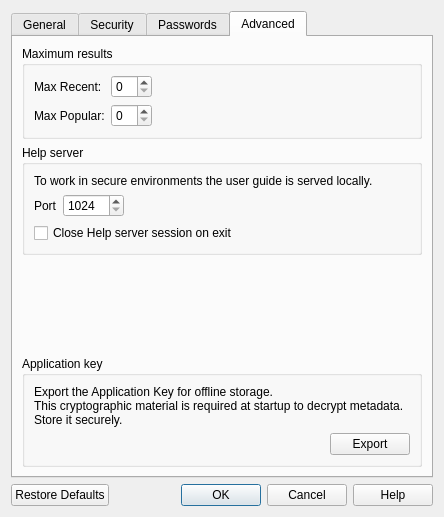
Before: the Qt Designer form ui/preferencesdialog.ui in sysal1280/passwords, drawn with Qt 5.
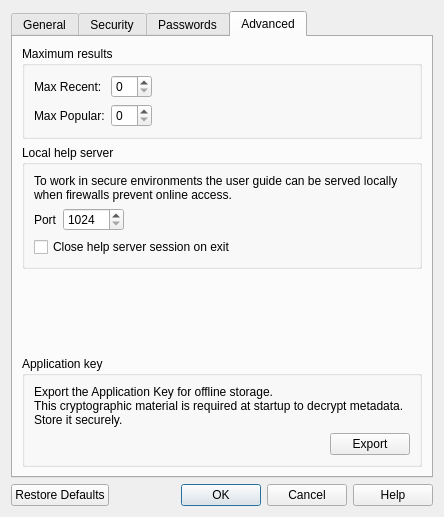
After: the same form once the commit is applied. The open tabs and pages were chosen to show the change.

```diff
--- a/ui/preferencesdialog.ui
+++ b/ui/preferencesdialog.ui
@@ -523,13 +523,13 @@
          <item>
           <widget class="QGroupBox" name="groupBox_8">
            <property name="title">
-            <string>Help server</string>
+            <string>Local help server</string>
            </property>
            <layout class="QGridLayout" name="gridLayout_6">
             <item row="0" column="0">
              <widget class="QLabel" name="label_9">
               <property name="text">
-               <string>To work in secure environments the user guide is served locally.</string>
+               <string>To work in secure environments the user guide can be served locally when firewalls prevent online access.</string>
               </property>
               <property name="wordWrap">
                <bool>true</bool>
@@ -573,7 +573,7 @@
             <item row="2" column="0">
              <widget class="QCheckBox" name="checkBoxCloseHelpServer">
               <property name="text">
-               <string>Close Help server session on exit</string>
+               <string>Close help server session on exit</string>
               </property>
              </widget>
             </item>
```
Left out of the diff: 2 changed lines with no effect on the pictures.
